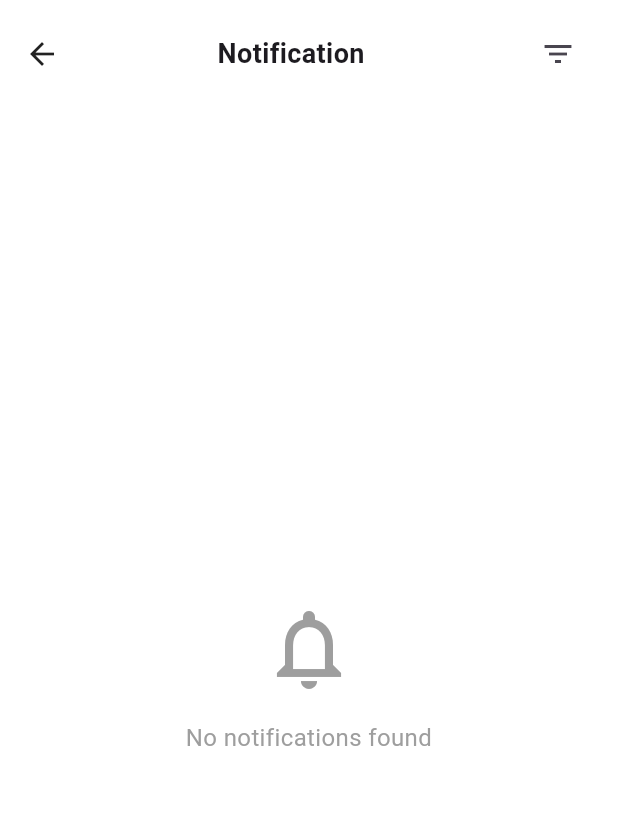
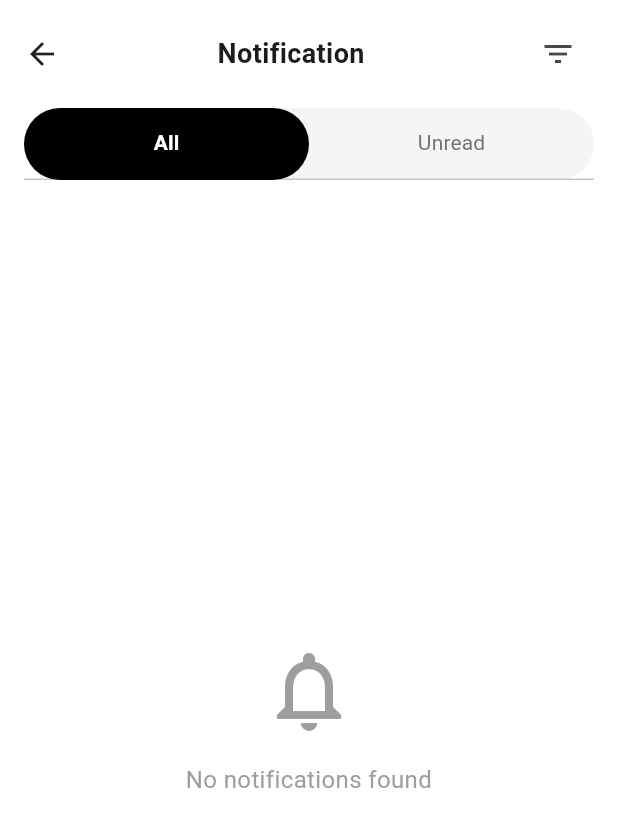
Before and after one commit to ChocoBeef1234/MobileAssignment, a Flutter app: the MyTasksPage screen opened directly, after a tap on the "notifications none" icon, on a phone screen of 412 x 824 dp. Shown: the top 827 px of the screen. Run offline on Flutter 3.47's test engine with Material 3 defaults, Android fonts, the phone set to English and light mode, and no system bars; our stand-ins replace cloud_firestore, firebase_auth, firebase_core, flutter_secure_storage, image_picker, photo_view; accounts and stored records are empty.

Commit message:
Update notification

```diff
--- a/lib/myTask.dart
+++ b/lib/myTask.dart
@@ -26,6 +26,7 @@ String _searchQuery = '';
 class _MyTasksPageState extends State<MyTasksPage>
     with SingleTickerProviderStateMixin {
   late TabController _tabController;
+  int unreadCount = 0;
 
   @override
   void initState() {
@@ -37,7 +38,6 @@ class _MyTasksPageState extends State<MyTasksPage>
   Future<void> _loadStaffId() async {
     staffId = await storage.read(key: "staffID");
     if (staffId != null) {
-      // 🔹 Get staff image
       final staffSnap = await FirebaseFirestore.instance
           .collection('staff')
           .where('staffID', isEqualTo: staffId)
@@ -52,8 +52,28 @@ class _MyTasksPageState extends State<MyTasksPage>
         final staffPho = staffSnap.docs.first.data();
         staffContactNo = staffPho['staffContactNo'] as String?;
       }
+
+      _loadUnreadCount();
     }
     setState(() {});
+  }
+
+  Future<void> _loadUnreadCount() async {
+    if (staffId == null) return;
+
+    try {
+      final querySnapshot = await FirebaseFirestore.instance
+          .collection('notification')
+          .where('staffId', isEqualTo: staffId)
+          .where('Read', isEqualTo: false)
+          .get();
+
+      setState(() {
+        unreadCount = querySnapshot.docs.length;
+      });
+    } catch (e) {
+      print('Error loading unread count: $e');
+    }
   }
 
   String _formatTime(Timestamp? timestamp) {
@@ -75,7 +95,7 @@ class _MyTasksPageState extends State<MyTasksPage>
   Future<List<Widget>> generateTaskCards(
       String staffId, {
         String? filterStatus,
-    String? searchQuery, // <-- added
+        String? searchQuery,
       }) async {
     final assignmentsSnap = await FirebaseFirestore.instance
         .collection('jobAssignments')
@@ -116,10 +136,10 @@ class _MyTasksPageState extends State<MyTasksPage>
       final carInfo = "${vehicleData['model']} ${vehicleData['plateNo']}";
       final searchText = "$customerName $carInfo".toLowerCase();
 
-      // 🔹 Filter by search text
+      // Filter by search text
       if (searchQuery != null && searchQuery.isNotEmpty) {
         if (!searchText.contains(searchQuery.toLowerCase())) {
-          continue; // skip if no match
+          continue;
         }
       }
 
@@ -180,7 +200,7 @@ Widget buildTaskList(String? filter) {
       future: generateTaskCards(
         staffId!,
         filterStatus: filter,
-      searchQuery: _searchQuery, // <-- pass search
+        searchQuery: _searchQuery,
       ),
       builder: (context, snapshot) {
         if (snapshot.connectionState == ConnectionState.waiting) {
@@ -197,7 +217,6 @@ Widget buildTaskList(String? filter) {
     );
   }
 
-
   @override
   Widget build(BuildContext context) {
     return Scaffold(
@@ -205,7 +224,6 @@ Widget buildTaskList(String? filter) {
       extendBody: true,
       body: Stack(
         children: [
-          // Main content with SafeArea
           SafeArea(
             bottom: false,
             child: Padding(
@@ -229,7 +247,6 @@ Widget buildTaskList(String? filter) {
                             ? const Icon(Icons.person, color: Colors.grey)
                             : null,
                       ),
-
                       const SizedBox(width: 10),
                       Column(
                         crossAxisAlignment: CrossAxisAlignment.start,
@@ -248,16 +265,50 @@ Widget buildTaskList(String? filter) {
                         ],
                       ),
                       const Spacer(),
+                      // Notification Icon with Badge
+                      Stack(
+                        clipBehavior: Clip.none,
+                        children: [
                           IconButton(
                             icon: const Icon(Icons.notifications_none, size: 28),
-                        onPressed: () {
-                          Navigator.push(
+                            onPressed: () async {
+                              await Navigator.push(
                                 context,
                                 MaterialPageRoute(
                                   builder: (context) => const NotificationPage(),
                                 ),
                               );
+                              // Refresh unread count when returning from notifications
+                              _loadUnreadCount();
                             },
+                          ),
+                          // Red notification badge
+                          if (unreadCount > 0)
+                            Positioned(
+                              right: 8,
+                              top: 8,
+                              child: Container(
+                                padding: EdgeInsets.all(2),
+                                decoration: BoxDecoration(
+                                  color: Colors.red,
+                                  borderRadius: BorderRadius.circular(10),
+                                ),
+                                constraints: BoxConstraints(
+                                  minWidth: 16,
+                                  minHeight: 16,
+                                ),
+                                child: Text(
+                                  unreadCount > 99 ? '99+' : '$unreadCount',
+                                  style: TextStyle(
+                                    color: Colors.white,
+                                    fontSize: 10,
+                                    fontWeight: FontWeight.bold,
+                                  ),
+                                  textAlign: TextAlign.center,
+                                ),
+                              ),
+                            ),
+                        ],
                       ),
                     ],
                   ),
@@ -269,7 +320,6 @@ Widget buildTaskList(String? filter) {
                   ),
                   const SizedBox(height: 12),
 
-                  // Search bar
                   // Search bar
                   TextField(
                     decoration: InputDecoration(
@@ -288,7 +338,6 @@ Widget buildTaskList(String? filter) {
                       });
                     },
                   ),
-
                   const SizedBox(height: 10),
 
                   // Tabs
@@ -322,16 +371,9 @@ Widget buildTaskList(String? filter) {
                         : TabBarView(
                       controller: _tabController,
                       children: [
-                              // All Tasks
                         buildTaskList(null),
-
-                              // Accepted Tasks
                         buildTaskList("Accepted"),
-
-                              // In Progress Tasks
                         buildTaskList("In Progress"),
-
-                              // On Hold Tasks
                         buildTaskList("On Hold"),
                       ],
                     ),
@@ -388,7 +430,6 @@ class TaskCard extends StatelessWidget {
         child: Column(
           crossAxisAlignment: CrossAxisAlignment.start,
           children: [
-            // Status badge
             Container(
               padding: const EdgeInsets.symmetric(horizontal: 8, vertical: 4),
               decoration: BoxDecoration(
--- a/lib/notification.dart
+++ b/lib/notification.dart
@@ -78,7 +78,6 @@ class FirebaseNotification {
     } else if (notificationDate == yesterday) {
       return "Yesterday | $timeStr";
     } else {
-
       final weekStart = today.subtract(Duration(days: today.weekday - 1));
       if (notificationDate.isAfter(weekStart.subtract(Duration(days: 1)))) {
         final weekday = ['Monday', 'Tuesday', 'Wednesday', 'Thursday', 'Friday', 'Saturday', 'Sunday'];
@@ -99,14 +98,23 @@ class NotificationPage extends StatefulWidget {
   State<NotificationPage> createState() => _NotificationPageState();
 }
 
-class _NotificationPageState extends State<NotificationPage> {
+class _NotificationPageState extends State<NotificationPage>
+    with SingleTickerProviderStateMixin {
   late Stream<QuerySnapshot> _notificationStream;
+  late TabController _tabController;
   Map<String, dynamic>? _currentFilter;
 
   @override
   void initState() {
     super.initState();
+    _tabController = TabController(length: 2, vsync: this);
     _initializeNotificationStream();
+  }
+
+  @override
+  void dispose() {
+    _tabController.dispose();
+    super.dispose();
   }
 
   void _initializeNotificationStream() {
@@ -206,6 +214,91 @@ class _NotificationPageState extends State<NotificationPage> {
         date1.day == date2.day;
   }
 
+  Widget _buildNotificationList(List<FirebaseNotification> notifications, {bool showUnreadOnly = false}) {
+    // Filter notifications if showing unread only
+    if (showUnreadOnly) {
+      notifications = notifications.where((notification) => !notification.read).toList();
+    }
+
+    if (notifications.isEmpty) {
+      return Center(
+        child: Column(
+          mainAxisAlignment: MainAxisAlignment.center,
+          children: [
+            Icon(
+              showUnreadOnly ? Icons.mark_email_read : Icons.notifications_none,
+              size: 64,
+              color: Colors.grey,
+            ),
+            SizedBox(height: 16),
+            Text(
+              showUnreadOnly
+                  ? 'No unread notifications'
+                  : (_currentFilter != null
+                  ? 'No notifications found for the selected date range'
+                  : 'No notifications found'),
+              style: TextStyle(fontSize: 16, color: Colors.grey),
+              textAlign: TextAlign.center,
+            ),
+            if (_currentFilter != null) ...[
+              SizedBox(height: 16),
+              ElevatedButton(
+                onPressed: () {
+                  setState(() {
+                    _currentFilter = null;
+                    _initializeNotificationStream();
+                  });
+                },
+                style: ElevatedButton.styleFrom(
+                  backgroundColor: Colors.black,
+                ),
+                child: Text('Clear Filter', style: TextStyle(color: Colors.white)),
+              ),
+            ],
+          ],
+        ),
+      );
+    }
+
+    final todayNotifications = _groupNotificationsByPeriod(notifications, 'Today');
+    final yesterdayNotifications = _groupNotificationsByPeriod(notifications, 'Yesterday');
+    final thisWeekNotifications = _groupNotificationsByPeriod(notifications, 'This Week');
+
+    return ListView(
+      padding: const EdgeInsets.symmetric(horizontal: 16),
+      children: [
+        if (todayNotifications.isNotEmpty) ...[
+          _buildSectionTitle("Today"),
+          ...todayNotifications.map((notification) =>
+              _buildNotificationItem(notification)),
+          const SizedBox(height: 16),
+        ],
+
+        if (yesterdayNotifications.isNotEmpty) ...[
+          _buildSectionTitle("Yesterday"),
+          ...yesterdayNotifications.map((notification) =>
+              _buildNotificationItem(notification)),
+          const SizedBox(height: 16),
+        ],
+
+        if (thisWeekNotifications.isNotEmpty) ...[
+          _buildSectionTitle("This Week"),
+          ...thisWeekNotifications.map((notification) =>
+              _buildNotificationItem(notification)),
+        ],
+
+        if (todayNotifications.isEmpty &&
+            yesterdayNotifications.isEmpty &&
+            thisWeekNotifications.isEmpty &&
+            notifications.isNotEmpty) ...[
+          _buildSectionTitle(showUnreadOnly ? "All Unread Notifications" : "All Notifications"),
+          ...notifications.map((notification) =>
+              _buildNotificationItem(notification)),
+        ],
+      ],
+    );
+  }
+
   @override
   Widget build(BuildContext context) {
     return Scaffold(
@@ -214,6 +307,7 @@ class _NotificationPageState extends State<NotificationPage> {
         child: Column(
           crossAxisAlignment: CrossAxisAlignment.start,
           children: [
+            // Header
             Padding(
               padding: const EdgeInsets.symmetric(horizontal: 16, vertical: 12),
               child: Row(
@@ -238,7 +332,6 @@ class _NotificationPageState extends State<NotificationPage> {
                       if (result != null) {
                         _applyFilter(result);
                       } else {
-                        // Handle reset - clear all filters
                         setState(() {
                           _currentFilter = null;
                           _initializeNotificationStream();
@@ -250,8 +343,34 @@ class _NotificationPageState extends State<NotificationPage> {
               ),
             ),
 
-            const SizedBox(height: 8),
+            // Tab Bar
+            Container(
+              margin: const EdgeInsets.symmetric(horizontal: 16),
+              decoration: BoxDecoration(
+                color: Colors.grey[100],
+                borderRadius: BorderRadius.circular(25),
+              ),
+              child: TabBar(
+                controller: _tabController,
+                indicator: BoxDecoration(
+                  color: Colors.black,
+                  borderRadius: BorderRadius.circular(25),
+                ),
+                indicatorSize: TabBarIndicatorSize.tab,
+                labelColor: Colors.white,
+                unselectedLabelColor: Colors.grey[600],
+                labelStyle: TextStyle(fontWeight: FontWeight.w600),
+                unselectedLabelStyle: TextStyle(fontWeight: FontWeight.normal),
+                tabs: const [
+                  Tab(text: "All"),
+                  Tab(text: "Unread"),
+                ],
+              ),
+            ),
 
+            const SizedBox(height: 16),
+
+            // Tab Bar View
             Expanded(
               child: StreamBuilder<QuerySnapshot>(
                 stream: _notificationStream,
@@ -303,78 +422,20 @@ class _NotificationPageState extends State<NotificationPage> {
                   }
 
                   if (!snapshot.hasData || snapshot.data!.docs.isEmpty) {
-                    return Center(
-                      child: Column(
-                        mainAxisAlignment: MainAxisAlignment.center,
-                        children: [
-                          Icon(Icons.notifications_none, size: 64, color: Colors.grey),
-                          SizedBox(height: 16),
-                          Text(
-                            _currentFilter != null
-                                ? 'No notifications found for the selected date range'
-                                : 'No notifications found',
-                            style: TextStyle(fontSize: 16, color: Colors.grey),
-                            textAlign: TextAlign.center,
-                          ),
-                          if (_currentFilter != null) ...[
-                            SizedBox(height: 16),
-                            ElevatedButton(
-                              onPressed: () {
-                                setState(() {
-                                  _currentFilter = null;
-                                  _initializeNotificationStream();
-                                });
-                              },
-                              style: ElevatedButton.styleFrom(
-                                backgroundColor: Colors.black,
-                              ),
-                              child: Text('Clear Filter', style: TextStyle(color: Colors.white)),
-                            ),
-                          ],
-                        ],
-                      ),
-                    );
+                    return _buildNotificationList([], showUnreadOnly: false);
                   }
 
                   final notifications = snapshot.data!.docs
                       .map((doc) => FirebaseNotification.fromFirestore(doc))
                       .toList();
 
-                  final todayNotifications = _groupNotificationsByPeriod(notifications, 'Today');
-                  final yesterdayNotifications = _groupNotificationsByPeriod(notifications, 'Yesterday');
-                  final thisWeekNotifications = _groupNotificationsByPeriod(notifications, 'This Week');
-
-                  return ListView(
-                    padding: const EdgeInsets.symmetric(horizontal: 16),
+                  return TabBarView(
+                    controller: _tabController,
                     children: [
-                      if (todayNotifications.isNotEmpty) ...[
-                        _buildSectionTitle("Today"),
-                        ...todayNotifications.map((notification) =>
-                            _buildNotificationItem(notification)),
-                        const SizedBox(height: 16),
-                      ],
-
-                      if (yesterdayNotifications.isNotEmpty) ...[
-                        _buildSectionTitle("Yesterday"),
-                        ...yesterdayNotifications.map((notification) =>
-                            _buildNotificationItem(notification)),
-                        const SizedBox(height: 16),
-                      ],
-
-                      if (thisWeekNotifications.isNotEmpty) ...[
-                        _buildSectionTitle("This Week"),
-                        ...thisWeekNotifications.map((notification) =>
-                            _buildNotificationItem(notification)),
-                      ],
-
-                      if (todayNotifications.isEmpty &&
-                          yesterdayNotifications.isEmpty &&
-                          thisWeekNotifications.isEmpty &&
-                          notifications.isNotEmpty) ...[
-                        _buildSectionTitle("All Notifications"),
-                        ...notifications.map((notification) =>
-                            _buildNotificationItem(notification)),
-                      ],
+                      // All notifications tab
+                      _buildNotificationList(notifications, showUnreadOnly: false),
+                      // Unread notifications tab
+                      _buildNotificationList(notifications, showUnreadOnly: true),
                     ],
                   );
                 },
```
Lines whose indentation alone changed are shown as unchanged.
